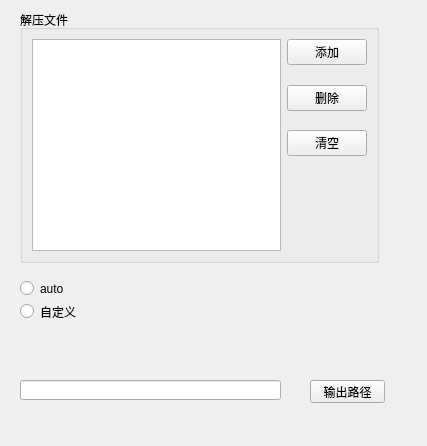
This is source/widget/formuncompress.ui in qxsg233/compressTool as Qt 5 draws it before an edit. The edited form follows.
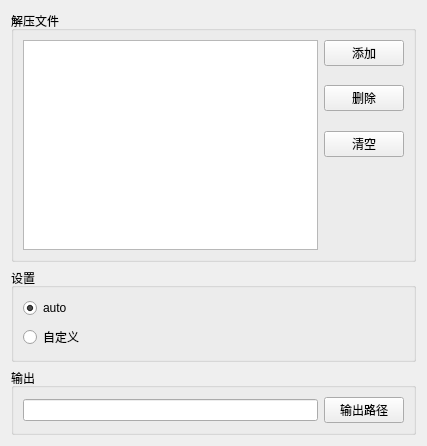
This is the edited form. The open tabs and pages were chosen to show the change.

Commit message: 给解压界面添加了按键功能

```diff
--- a/source/widget/formuncompress.ui
+++ b/source/widget/formuncompress.ui
@@ -13,50 +13,9 @@
   <property name="windowTitle">
    <string>Form</string>
   </property>
-  <widget class="QLineEdit" name="lineEdit_outputPath">
-   <property name="geometry">
-    <rect>
-     <x>20</x>
-     <y>380</y>
-     <width>261</width>
-     <height>20</height>
-    </rect>
-   </property>
-  </widget>
-  <widget class="QPushButton" name="pushButton_4">
-   <property name="geometry">
-    <rect>
-     <x>310</x>
-     <y>380</y>
-     <width>75</width>
-     <height>23</height>
-    </rect>
-   </property>
-   <property name="text">
-    <string>输出路径</string>
-   </property>
-  </widget>
-  <widget class="QStackedWidget" name="stackedWidget">
-   <property name="geometry">
-    <rect>
-     <x>130</x>
-     <y>290</y>
-     <width>211</width>
-     <height>61</height>
-    </rect>
-   </property>
-   <widget class="QWidget" name="page_auto"/>
-   <widget class="QWidget" name="page_custom"/>
-  </widget>
+  <layout class="QVBoxLayout" name="verticalLayout_3">
+   <item>
   <widget class="QGroupBox" name="groupBox">
-   <property name="geometry">
-    <rect>
-     <x>20</x>
-     <y>10</y>
-     <width>359</width>
-     <height>253</height>
-    </rect>
-   </property>
    <property name="title">
     <string>解压文件</string>
    </property>
@@ -130,21 +89,23 @@
     </item>
    </layout>
   </widget>
-  <widget class="QWidget" name="">
-   <property name="geometry">
-    <rect>
-     <x>20</x>
-     <y>280</y>
-     <width>61</width>
-     <height>40</height>
-    </rect>
-   </property>
+   </item>
+   <item>
+    <widget class="QGroupBox" name="groupBox_3">
+     <property name="title">
+      <string>设置</string>
+     </property>
+     <layout class="QGridLayout" name="gridLayout_3">
+      <item row="0" column="0">
    <layout class="QVBoxLayout" name="verticalLayout_2">
     <item>
      <widget class="QRadioButton" name="radioButton">
       <property name="text">
        <string>auto</string>
       </property>
+          <property name="checked">
+           <bool>true</bool>
+          </property>
      </widget>
     </item>
     <item>
@@ -155,7 +116,39 @@
      </widget>
     </item>
    </layout>
-  </widget>
+      </item>
+      <item row="0" column="1">
+       <widget class="QStackedWidget" name="stackedWidget">
+        <property name="currentIndex">
+         <number>1</number>
+        </property>
+        <widget class="QWidget" name="page_auto"/>
+        <widget class="QWidget" name="page_custom"/>
+       </widget>
+      </item>
+     </layout>
+    </widget>
+   </item>
+   <item>
+    <widget class="QGroupBox" name="groupBox_2">
+     <property name="title">
+      <string>输出</string>
+     </property>
+     <layout class="QGridLayout" name="gridLayout_2">
+      <item row="0" column="0">
+       <widget class="QLineEdit" name="lineEdit_outputPath"/>
+      </item>
+      <item row="0" column="1">
+       <widget class="QPushButton" name="pushButton_outputPath">
+        <property name="text">
+         <string>输出路径</string>
+        </property>
+       </widget>
+      </item>
+     </layout>
+    </widget>
+   </item>
+  </layout>
  </widget>
  <resources/>
  <connections/>
```
Left out of the diff: 16 changed lines with no effect on the pictures. Lines whose indentation alone changed are shown as unchanged. The commit also changes 2 other files.
